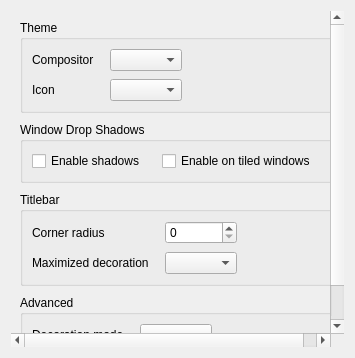
Before: the Qt Designer form src/appearance.ui in labwc/labwc-tweaks, drawn with Qt 5.
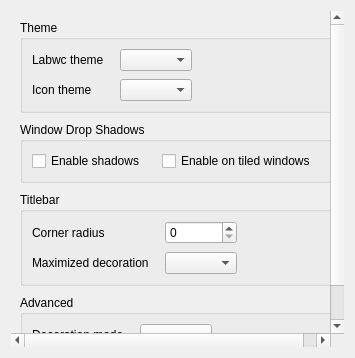
After: the same form once the commit is applied.

Commit message: appearance.ui: s/Compositor/Labwc theme/ + s/Icon/Icon theme/

The edit to the form file:
```diff
--- a/src/appearance.ui
+++ b/src/appearance.ui
@@ -31,7 +31,7 @@
           <item row="0" column="0">
            <widget class="QLabel" name="label">
             <property name="text">
-             <string>Compositor</string>
+             <string>Labwc theme</string>
             </property>
            </widget>
           </item>
@@ -48,7 +48,7 @@
           <item row="1" column="0">
            <widget class="QLabel" name="label_1">
             <property name="text">
-             <string>Icon</string>
+             <string>Icon theme</string>
             </property>
            </widget>
           </item>
```
